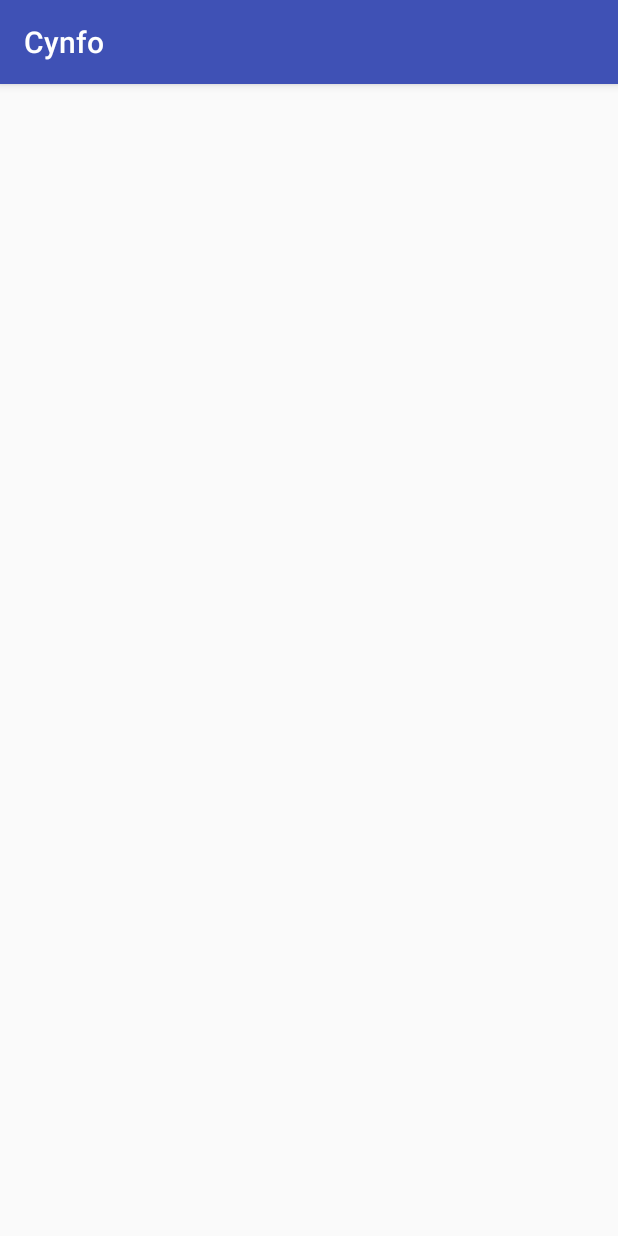
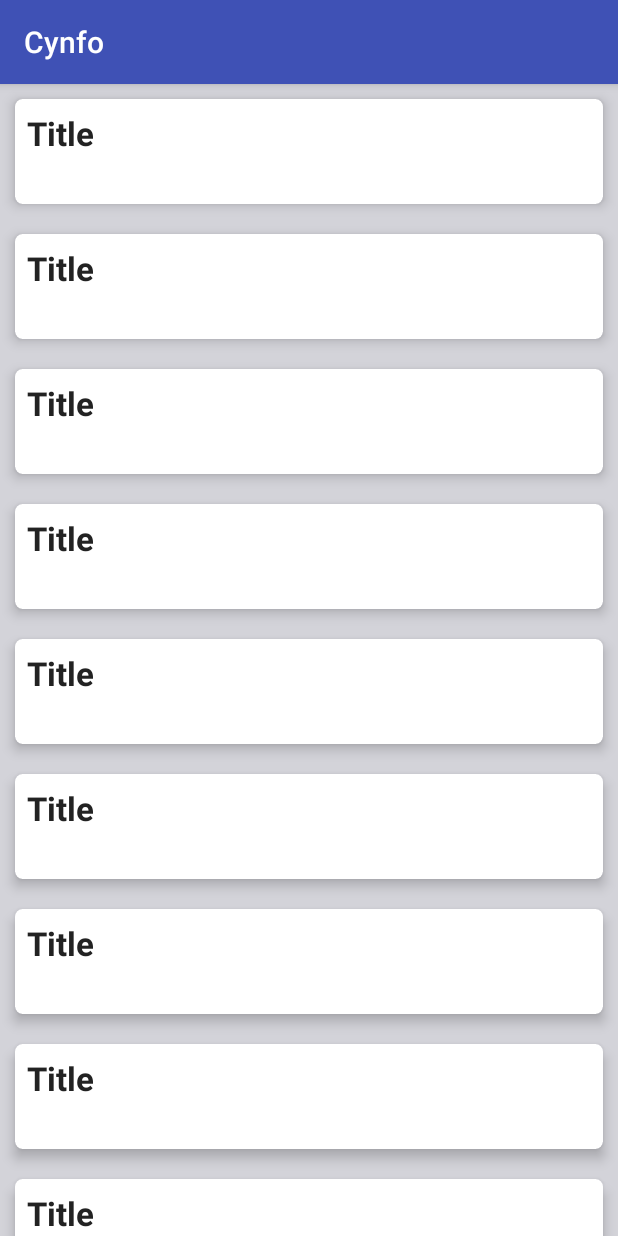
Before and after one commit to moisesynfam/CynfoAndroidApp, an Android app: the screen it shows after launch (MainActivity), on a phone screen of 412 x 824 dp. Run offline under Robolectric (Android 15) with nearby library versions, the phone set to English and light mode, and no system bars; libraries missing offline, so code that uses them is left out: org.altbeacon.beacon; pictures from the network do not load; 4 statements that could not run were skipped.

Commit message:
adding cards

```diff
--- a/app/build.gradle
+++ b/app/build.gradle
@@ -29,6 +29,8 @@ dependencies {
     compile 'com.android.support:support-v4:25.1.0'
     compile 'org.altbeacon:android-beacon-library:2.9.2'
     compile 'com.google.firebase:firebase-database:10.0.1'
+    compile 'com.android.support:cardview-v7:25.0.+'
+    compile 'com.android.support:recyclerview-v7:25.0.+'
     testCompile 'junit:junit:4.12'
 }
 
--- a/app/src/main/AndroidManifest.xml
+++ b/app/src/main/AndroidManifest.xml
@@ -5,7 +5,7 @@
     <uses-permission android:name="android.permission.BLUETOOTH_ADMIN" android:required="false"/>
     <uses-permission android:name="android.permission.RECEIVE_BOOT_COMPLETED"/>
     <uses-permission-sdk-23 android:name="android.permission.ACCESS_COARSE_LOCATION"/>
-
+    <uses-permission android:name="android.permission.INTERNET"/>
 
     <application
         android:allowBackup="true"
--- /dev/null
+++ b/app/src/main/java/com/example/moises/myapplication/AdsRecyclerViewAdapter.java
@@ -0,0 +1,79 @@
+package com.example.moises.myapplication;
+
+import android.content.Context;
+import android.support.v7.widget.RecyclerView;
+import android.view.LayoutInflater;
+import android.view.View;
+import android.view.ViewGroup;
+import android.widget.ImageView;
+import android.widget.TextView;
+
+
+import com.bumptech.glide.Glide;
+
+import java.util.ArrayList;
+
+/**
+ * Created by Moises on 3/8/2017.
+ */
+
+public class AdsRecyclerViewAdapter extends RecyclerView.Adapter<AdsRecyclerViewAdapter.ViewHolder> {
+
+
+    private ArrayList<Advertisement> adsDataset;
+    public Context mainContext;
+
+    // Provide a reference to the views for each data item
+    // Complex data items may need more than one view per item, and
+    // you provide access to all the views for a data item in a view holder
+    public static class ViewHolder extends RecyclerView.ViewHolder {
+        // each data item is just a string in this case
+
+        public ImageView mImageView;
+        public TextView mTextView;
+
+
+        public ViewHolder(View v) {
+            super(v);
+            mImageView = (ImageView) v.findViewById(R.id.ad_display_image);
+            mTextView = (TextView) v.findViewById(R.id.ad_title_text);
+
+
+        }
+
+    }
+    public AdsRecyclerViewAdapter(ArrayList<Advertisement> ads, Context context){
+        adsDataset = ads;
+        mainContext = context;
+    }
+
+    @Override
+    public AdsRecyclerViewAdapter.ViewHolder onCreateViewHolder(ViewGroup parent, int viewType) {
+        View v = LayoutInflater.from(parent.getContext())
+                .inflate(R.layout.ads_recycler_view_item, parent, false);
+
+        ViewHolder vh = new ViewHolder(v);
+        return vh;
+    }
+
+    @Override
+    public void onBindViewHolder(ViewHolder holder, int position) {
+        // - get element from your dataset at this position
+        // - replace the contents of the view with that element
+        holder.mTextView.setText(adsDataset.get(position).getTitle());
+        Glide.with(mainContext)
+                .load(adsDataset.get(position).getImageURL())
+                .crossFade()
+                .into(holder.mImageView);
+
+
+
+
+
+    }
+    // Return the size of your dataset (invoked by the layout manager)
+    @Override
+    public int getItemCount() {
+        return adsDataset.size();
+    }
+}
--- /dev/null
+++ b/app/src/main/java/com/example/moises/myapplication/Advertisement.java
@@ -0,0 +1,68 @@
+package com.example.moises.myapplication;
+
+/**
+ * Created by Moises on 3/8/2017.
+ */
+
+public class Advertisement {
+
+    private String title;
+    private String description;
+    private String imageURL;
+    private int minor;
+    private int major;
+
+    public Advertisement(){
+
+    }
+
+    public Advertisement(String title, String description,String imageURL,int minor, int major){
+
+        this.title = title;
+        this.description = description;
+        this.imageURL = imageURL;
+        this.minor = minor;
+        this.major = major;
+
+    }
+
+    public String getTitle() {
+        return title;
+    }
+
+    public void setTitle(String title) {
+        this.title = title;
+    }
+
+    public String getDescription() {
+        return description;
+    }
+
+    public void setDescription(String description) {
+        this.description = description;
+    }
+
+    public String getImageURL() {
+        return imageURL;
+    }
+
+    public void setImageURL(String imageURL) {
+        this.imageURL = imageURL;
+    }
+
+    public int getMinor() {
+        return minor;
+    }
+
+    public void setMinor(int minor) {
+        this.minor = minor;
+    }
+
+    public int getMajor() {
+        return major;
+    }
+
+    public void setMajor(int major) {
+        this.major = major;
+    }
+}
--- a/app/src/main/java/com/example/moises/myapplication/AreaAdsFragment.java
+++ b/app/src/main/java/com/example/moises/myapplication/AreaAdsFragment.java
@@ -2,13 +2,21 @@ package com.example.moises.myapplication;
 
 import android.os.Bundle;
 import android.support.v4.app.Fragment;
+import android.support.v7.widget.LinearLayoutManager;
+import android.support.v7.widget.RecyclerView;
 import android.view.LayoutInflater;
 import android.view.View;
 import android.view.ViewGroup;
 import android.widget.TextView;
 
+import java.util.ArrayList;
+
 
 public class AreaAdsFragment extends Fragment {
+
+    private RecyclerView mRecyclerView;
+    private AdsRecyclerViewAdapter mAdapter;
+    private RecyclerView.LayoutManager mLayoutManager;
 
 
     // TODO: Rename parameter arguments, choose names that match
@@ -59,11 +67,20 @@ public class AreaAdsFragment extends Fragment {
                              Bundle savedInstanceState) {
         // Inflate the layout for this fragment
 
+        ArrayList<Advertisement> ads = new ArrayList<Advertisement>();
+
 
         View view =  inflater.inflate(R.layout.fragment_area_ads, container, false);
+        for (int i = 0; i <10 ; i++){
+            Advertisement ad1 = new Advertisement("Title","lol","http://webneel.com/daily/sites/default/files/images/project/creative-advertisement%20(13).jpg",0,1);
+            ads.add(ad1);
+        }
 
-        textView = (TextView) view.findViewById(R.id.fragment_text);
-        textView.setText("You are in the area "+ AreaMinor);
+        mRecyclerView = (RecyclerView) view.findViewById(R.id.ads_recycler_view);
+        mLayoutManager = new LinearLayoutManager(getContext());
+        mRecyclerView.setLayoutManager(mLayoutManager);
+        mAdapter = new AdsRecyclerViewAdapter(ads,getContext());
+        mRecyclerView.setAdapter(mAdapter);
         return view;
     }
 
--- a/app/src/main/java/com/example/moises/myapplication/MainActivity.java
+++ b/app/src/main/java/com/example/moises/myapplication/MainActivity.java
@@ -71,6 +71,9 @@ public class MainActivity extends AppCompatActivity implements BeaconConsumer {
         AreaAdsFragment fragment2 = AreaAdsFragment.newInstance(1,1);
         areaAdsFragments.add(fragment1);
         areaAdsFragments.add(fragment2);
+        getSupportFragmentManager().beginTransaction()
+                .replace(R.id.fragment_container,areaAdsFragments.get(0))
+                .commit();
 
 
 
@@ -130,7 +133,7 @@ public class MainActivity extends AppCompatActivity implements BeaconConsumer {
                     }
 
 
-                    if(activeBeacon.getRssi()>bestSignal && activeBeacon.getRssi()>-90&&lastAreaVisited!=activeBeacon.getId3().toInt()){
+                   /* if(activeBeacon.getRssi()>bestSignal && activeBeacon.getRssi()>-90&&lastAreaVisited!=activeBeacon.getId3().toInt()){
                         Log.i(TAG,"INSIDE");
                         bestSignal = activeBeacon.getRssi();
                         lastAreaVisited = activeBeacon.getId3().toInt();
@@ -141,6 +144,7 @@ public class MainActivity extends AppCompatActivity implements BeaconConsumer {
                                     .commit();
                         }
                     }
+                    */
                     signalCounter++;
 
 
--- a/app/src/main/res/layout/activity_main.xml
+++ b/app/src/main/res/layout/activity_main.xml
@@ -4,17 +4,16 @@
     android:id="@+id/activity_main"
     android:layout_width="match_parent"
     android:layout_height="match_parent"
-    android:paddingBottom="@dimen/activity_vertical_margin"
-    android:paddingLeft="@dimen/activity_horizontal_margin"
-    android:paddingRight="@dimen/activity_horizontal_margin"
-    android:paddingTop="@dimen/activity_vertical_margin"
+    android:background="#D3D3D3"
     tools:context="com.example.moises.myapplication.MainActivity">
 
 
     <LinearLayout
         android:id="@+id/fragment_container"
         android:layout_width="match_parent"
-        android:layout_height="wrap_content">
+        android:layout_height="wrap_content"
+        android:orientation="vertical"
+        >
 
     </LinearLayout>
 </RelativeLayout>
--- /dev/null
+++ b/app/src/main/res/layout/ads_recycler_view_item.xml
@@ -0,0 +1,44 @@
+<?xml version="1.0" encoding="utf-8"?>
+<android.support.v7.widget.CardView xmlns:android="http://schemas.android.com/apk/res/android"
+    android:orientation="horizontal" android:layout_width="match_parent"
+    xmlns:card_view="http://schemas.android.com/apk/res-auto"
+    android:layout_margin="10dp"
+    card_view:cardCornerRadius="5dp"
+    card_view:cardElevation="5dp"
+    android:layout_height="wrap_content">
+
+    <RelativeLayout
+        android:layout_width="match_parent"
+        android:layout_height="match_parent">
+
+        <ImageView
+            android:id="@+id/ad_display_image"
+            android:layout_width="match_parent"
+            android:layout_height="wrap_content"
+
+            />
+        <RelativeLayout
+            android:id="@+id/text_layout"
+            android:layout_width="match_parent"
+            android:layout_below="@+id/ad_display_image"
+            android:layout_height="70dp"
+
+            >
+            <TextView
+                android:id="@+id/ad_title_text"
+                android:layout_width="match_parent"
+                android:layout_height="match_parent"
+                android:textColor="#222"
+                android:textStyle="bold"
+                android:textSize="22dp"
+                android:padding="8dp"
+                />
+
+        </RelativeLayout>
+
+
+
+    </RelativeLayout>
+
+
+    </android.support.v7.widget.CardView>
--- a/app/src/main/res/layout/fragment_area_ads.xml
+++ b/app/src/main/res/layout/fragment_area_ads.xml
@@ -2,6 +2,7 @@
     xmlns:tools="http://schemas.android.com/tools"
     android:layout_width="match_parent"
     android:layout_height="match_parent"
+    android:background="#D3D3D9"
     tools:context="com.example.moises.myapplication.AreaAdsFragment">
 
     <!-- TODO: Update blank fragment layout -->
@@ -9,9 +10,14 @@
         android:id="@+id/fragment_text"
         android:layout_width="match_parent"
         android:layout_height="match_parent"
-        android:text="@string/hello_blank_fragment"
-
         android:fontFamily="sans-serif"
         android:textSize="30sp" />
 
+    <android.support.v7.widget.RecyclerView
+        android:id="@+id/ads_recycler_view"
+        android:scrollbars="vertical"
+        android:layout_width="match_parent"
+        android:layout_height="match_parent"
+        />
+
 </FrameLayout>
```
